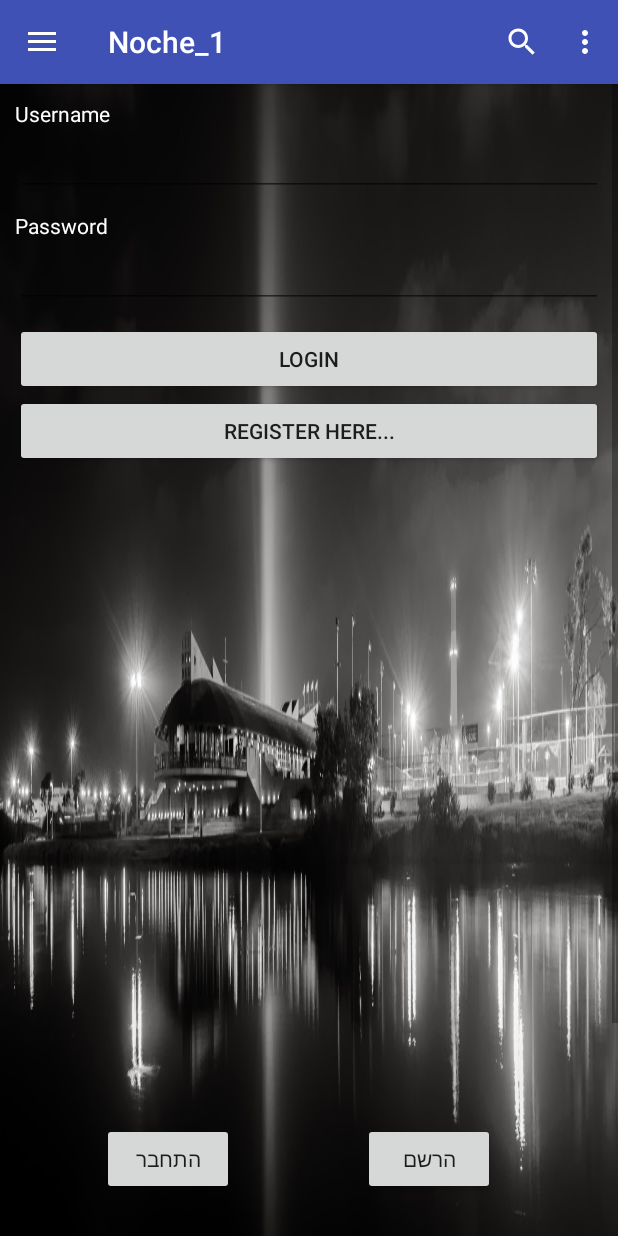
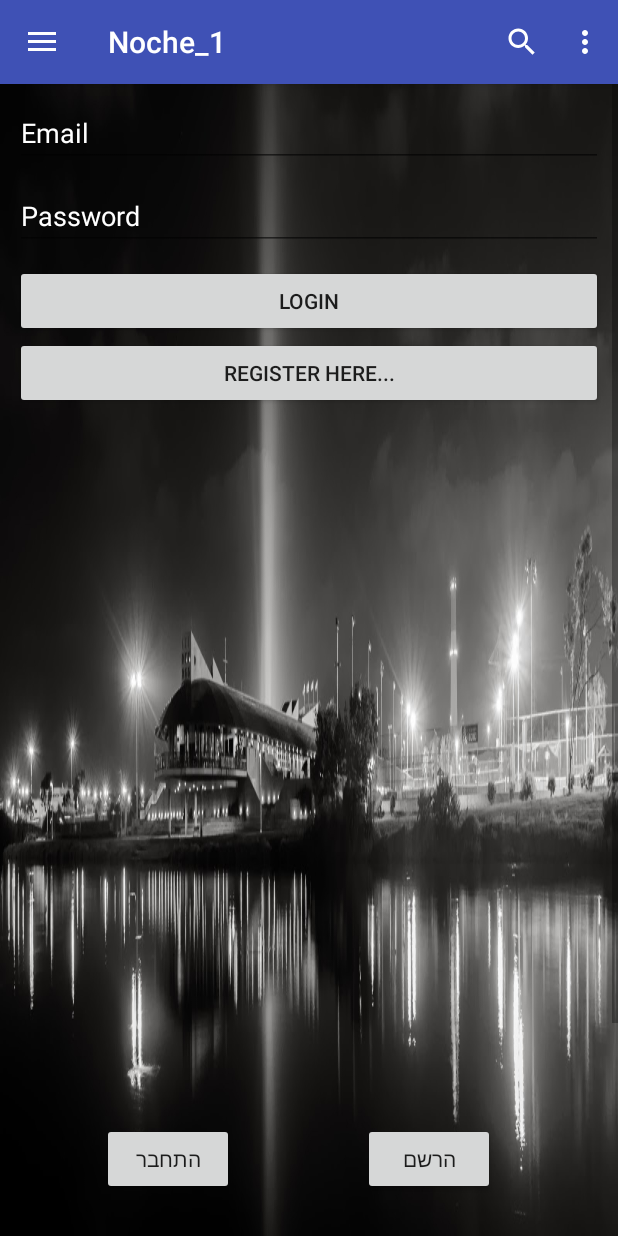
Before and after one commit to zissu/Noche5App, an Android app: the screen it shows after launch (MainActivity), after a tap on "התחבר", on a phone screen of 412 x 824 dp. Run offline under Robolectric (Android 15) with nearby library versions, the phone set to English and light mode, and no system bars; our stand-ins replace Firebase (no records; nobody signed in at launch, a user with empty details on screens opened directly); libraries missing offline, so code that uses them is left out: com.miguelcatalan.materialsearchview.

Commit message:
with Login

```diff
--- a/app/build.gradle
+++ b/app/build.gradle
@@ -30,7 +30,7 @@ dependencies {
     compile 'com.android.support:support-v4:25.3.1'
     compile 'com.miguelcatalan:materialsearchview:1.4.0'
     compile 'org.apache.httpcomponents:httpclient:4.5'
+    compile 'com.google.firebase:firebase-auth:10.2.4'
     testCompile 'junit:junit:4.12'
-    compile 'com.google.firebase:firebase-auth:10.2.4'
 }
 apply plugin: 'com.google.gms.google-services'
--- a/app/src/main/java/com/example/zissu/noche_1/Login.java
+++ b/app/src/main/java/com/example/zissu/noche_1/Login.java
@@ -1,26 +1,36 @@
 package com.example.zissu.noche_1;
 
 
+import android.content.Intent;
 import android.os.Bundle;
+import android.support.annotation.NonNull;
 import android.support.v4.app.Fragment;
 import android.support.v4.app.FragmentManager;
 import android.support.v4.app.FragmentTransaction;
+import android.text.TextUtils;
 import android.view.LayoutInflater;
 import android.view.View;
 import android.view.ViewGroup;
 import android.widget.Button;
+import android.widget.EditText;
 import android.widget.TextView;
+import android.widget.Toast;
+
+import com.google.android.gms.tasks.OnCompleteListener;
+import com.google.android.gms.tasks.Task;
+import com.google.firebase.auth.AuthResult;
+import com.google.firebase.auth.FirebaseAuth;
 
 
 /**
  * A simple {@link Fragment} subclass.
  */
-public class Login extends Fragment  {
+public class Login extends Fragment implements View.OnClickListener {
    private Button log_reg;
+    private EditText editTextEmail, editTextPassword;
+    private Button buttonSignIn;
 
-    public Login() {
-        // Required empty public constructor
-    }
+    private FirebaseAuth firebaseAuth;
 
 
     @Override
@@ -29,6 +39,7 @@ public class Login extends Fragment  {
         // Inflate the layout for this fragment
 
         View rootView = inflater.inflate(R.layout.fragment_login, container, false);
+
         Button log_reg = (Button) rootView.findViewById(R.id.bRegister);
         log_reg.setOnClickListener(new View.OnClickListener() {
             @Override
@@ -42,15 +53,50 @@ public class Login extends Fragment  {
                 fragmentTransaction.commit();
             }
         });
+        firebaseAuth = FirebaseAuth.getInstance();
+
+        if (firebaseAuth.getCurrentUser() != null){
+
+        }
+        editTextEmail = (EditText) rootView.findViewById(R.id.eEmail);
+        editTextPassword = (EditText) rootView.findViewById(R.id.ePassword);
+        buttonSignIn = (Button) rootView.findViewById(R.id.bLogin);
+
+        buttonSignIn.setOnClickListener(this);
 
         return rootView;
     }
 
+private void userLogin(){
+    String email = editTextEmail.getText().toString().trim();
+    String password = editTextPassword.getText().toString().trim();
 
+    if (TextUtils.isEmpty(password)){
+        Toast.makeText(getActivity(), "please eneter password", Toast.LENGTH_SHORT).show();
+        return;
+    }
+    if(TextUtils.isEmpty(email)){
 
+        Toast.makeText(getActivity(), "please eneter user name", Toast.LENGTH_SHORT).show();
+        return;
+    }
 
+    firebaseAuth.signInWithEmailAndPassword(email, password)
+            .addOnCompleteListener(getActivity(), new OnCompleteListener<AuthResult>() {
+                @Override
+                public void onComplete(@NonNull Task<AuthResult> task) {
+                    if(task.isSuccessful()){
+                        //start activity
+                    startActivity(new Intent(getActivity().getApplicationContext(), MainActivity.class));
 
-
-
-
+                    }
+                }
+            });
 }
+    @Override
+    public void onClick(View v) {
+        if (v == buttonSignIn){
+            userLogin();
+        }
+    }
+}
--- a/app/src/main/res/layout/fragment_login.xml
+++ b/app/src/main/res/layout/fragment_login.xml
@@ -11,35 +11,26 @@
     android:padding="10dp"
     android:id="@+id/login_l"
     android:background="@drawable/tlv"
-
-
     tools:context="com.example.zissu.noche_1.Login">
 
-<TextView
-    android:layout_width="wrap_content"
-    android:text="Username"
-    android:textColor="#ffff"
-    android:layout_height="wrap_content"
-    />
     <EditText
-        android:id="@+id/etUsername"
+        android:id="@+id/eEmail"
         android:layout_width="match_parent"
         android:layout_marginBottom="10dp"
         android:textColor="#ffff"
-        android:layout_height="wrap_content" />
-    <TextView
-        android:layout_width="wrap_content"
-        android:text="Password"
-        android:textColor="#ffff"
         android:layout_height="wrap_content"
-        />
+        android:hint="Email"
+        android:textColorHint="#fff"/>
+
     <EditText
-        android:id="@+id/etPassword"
+        android:id="@+id/ePassword"
         android:layout_width="match_parent"
         android:textColor="#ffff"
         android:inputType="textPassword"
         android:layout_marginBottom="10dp"
-        android:layout_height="wrap_content" />
+        android:layout_height="wrap_content"
+        android:hint="Password"
+        android:textColorHint="#fff"/>
     <Button
         android:id="@+id/bLogin"
         android:text="Login"
```
Also changed, not shown: app/src/main/AndroidManifest.xml (+7 -6 lines), app/src/main/java/com/example/zissu/noche_1/Register.java (+10 -2 lines).
